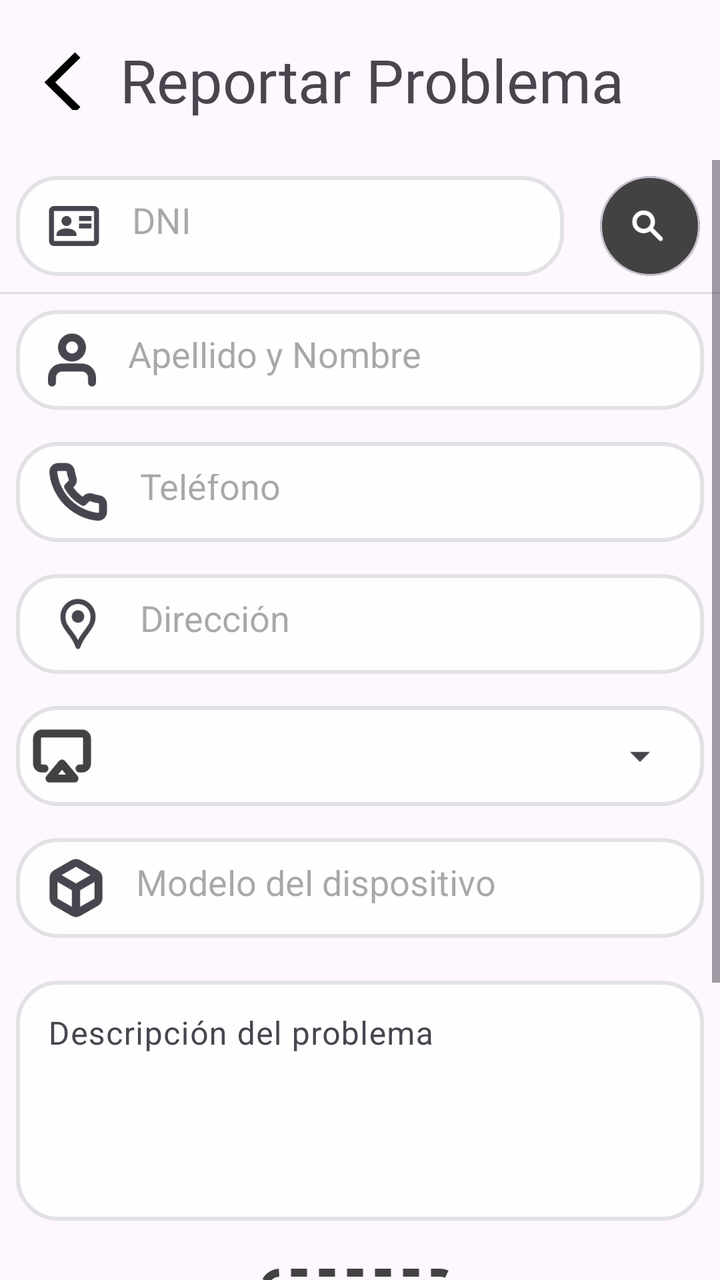
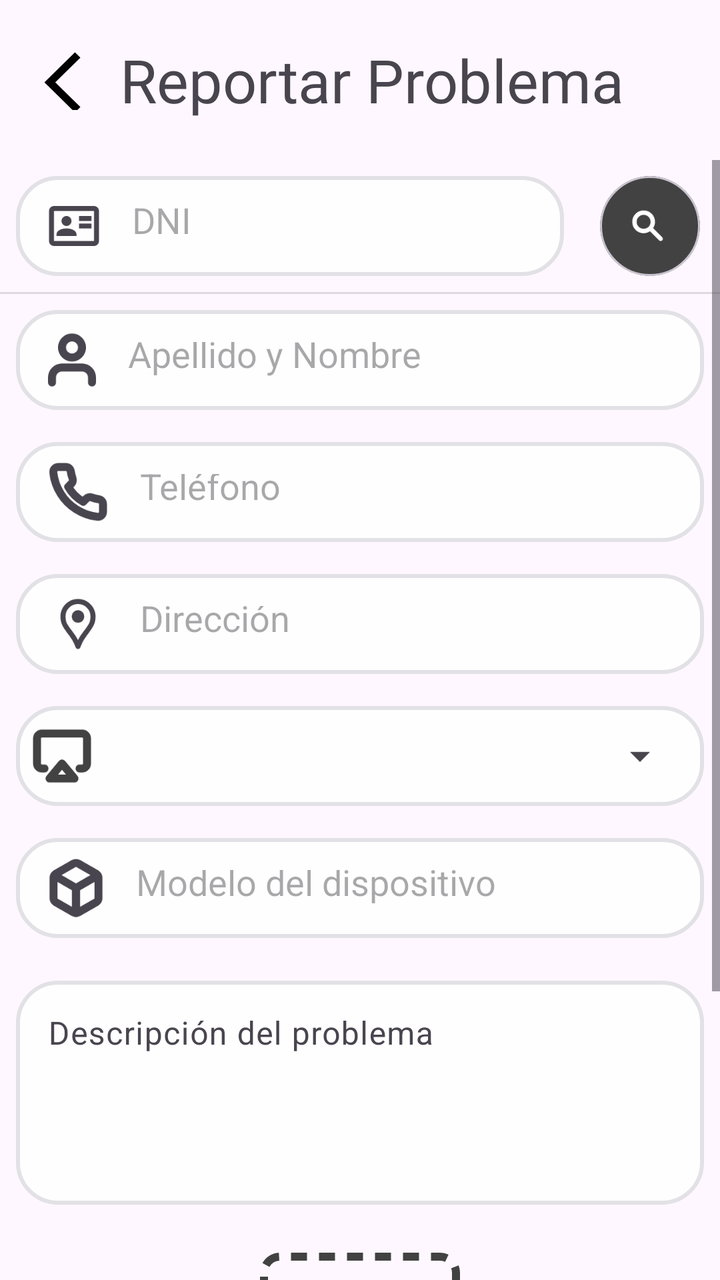

Two renders of the same Android screen: before a commit and after it. Below are the layout's source before the change and the commit's diff.
<!-- AndroidManifest.xml: application theme Theme.ReparApp -->
<!-- res/layout/fragment_ticket.xml -->
<?xml version="1.0" encoding="utf-8"?>
<androidx.constraintlayout.widget.ConstraintLayout xmlns:android="http://schemas.android.com/apk/res/android"
    xmlns:tools="http://schemas.android.com/tools"
    android:layout_width="match_parent"
    android:layout_height="match_parent"
    xmlns:app="http://schemas.android.com/apk/res-auto"
    tools:context=".views.fragments.InventarioFragment">

    <LinearLayout
        android:id="@+id/head"
        android:layout_width="match_parent"
        android:layout_height="80dp"
        android:orientation="horizontal"
        android:gravity="start|center"
        app:layout_constraintTop_toTopOf="parent">

        <ImageView
            android:layout_width="60dp"
            android:layout_height="match_parent"
            android:padding="15dp"
            android:src="@drawable/ic_arrow_back"/>

        <TextView
            android:layout_width="wrap_content"
            android:layout_height="match_parent"
            android:fontFamily="@font/roboto_bold"
            android:gravity="center"
            android:text="Reportar Problema"
            android:textSize="30dp" />

    </LinearLayout>

    <ScrollView
        android:layout_width="match_parent"
        android:layout_height="0dp"
        app:layout_constraintBottom_toBottomOf="parent"
        app:layout_constraintTop_toBottomOf="@+id/head"
        app:layout_constraintVertical_bias="1.0"
        tools:layout_editor_absoluteX="0dp">

        <LinearLayout
            android:layout_width="match_parent"
            android:layout_height="wrap_content"
            android:orientation="vertical">

            <LinearLayout
                android:layout_width="match_parent"
                android:layout_height="wrap_content"
                android:gravity="center"
                android:orientation="horizontal">

                <EditText
                    android:id="@+id/buscar"
                    android:layout_width="0dp"
                    android:layout_height="50dp"
                    android:layout_margin="8dp"
                    android:layout_weight="1"
                    android:background="@drawable/item_text_field"
                    android:drawableStart="@drawable/ic_id"
                    android:drawablePadding="16dp"
                    android:drawableTint="#49454F"
                    android:ems="10"
                    android:hint="DNI"
                    android:inputType="text"
                    android:padding="16dp"
                    app:layout_constraintTop_toBottomOf="@+id/head" />

                <com.google.android.material.card.MaterialCardView
                    android:layout_width="wrap_content"
                    android:layout_height="wrap_content"
                    android:layout_marginHorizontal="10dp"
                    android:backgroundTint="#424242"
                    app:cardCornerRadius="150dp">

                    <Button
                        android:id="@+id/btn_buscar_dni"
                        style="?attr/materialIconButtonStyle"
                        android:layout_width="50dp"
                        android:layout_height="50dp"
                        android:contentDescription="Buscar por dni"
                        app:icon="@drawable/search"
                        app:iconTint="@color/white" />
                </com.google.android.material.card.MaterialCardView>
            </LinearLayout>

            <View
                android:id="@+id/divider"
                android:layout_width="409dp"
                android:layout_height="1dp"
                android:background="?android:attr/listDivider"
                tools:layout_editor_absoluteX="1dp"
                tools:layout_editor_absoluteY="464dp" />

            <EditText
                android:id="@+id/nombres"
                android:layout_width="match_parent"
                android:layout_height="50dp"
                android:layout_margin="8dp"
                android:layout_weight="1"
                android:background="@drawable/item_text_field"
                android:drawableStart="@drawable/client"
                android:drawablePadding="16dp"
                android:drawableTint="#49454F"
                android:ems="10"
                android:hint="Apellido y Nombre"
                android:inputType="text"
                android:padding="16dp"
                app:layout_constraintTop_toBottomOf="@+id/head" />


            <EditText
                android:id="@+id/teTelefono"
                android:layout_width="match_parent"
                android:layout_height="50dp"
                android:layout_margin="8dp"
                android:layout_weight="1"
                android:background="@drawable/item_text_field"
                android:drawableStart="@drawable/phone_call"
                android:drawablePadding="16dp"
                android:drawableTint="#49454F"
                android:ems="10"
                android:hint="Teléfono"
                android:inputType="text"
                android:padding="16dp"
                app:layout_constraintTop_toBottomOf="@+id/head" />

            <EditText
                android:id="@+id/etDireccion"
                android:layout_width="match_parent"
                android:layout_height="50dp"
                android:layout_margin="8dp"
                android:layout_weight="1"
                android:background="@drawable/item_text_field"
                android:drawableStart="@drawable/location_on"
                android:drawablePadding="16dp"
                android:drawableTint="#49454F"
                android:ems="10"
                android:hint="Dirección"
                android:inputType="text"
                android:padding="16dp"
                app:layout_constraintTop_toBottomOf="@+id/head" />

            <LinearLayout
                android:layout_width="match_parent"
                android:layout_height="50dp"
                android:layout_margin="8dp"
                android:background="@drawable/item_text_field"
                android:gravity="start|center"
                android:orientation="horizontal"
                android:padding="8dp">

                <ImageView
                    android:layout_width="30dp"
                    android:layout_height="30dp"
                    android:layout_gravity="center_vertical"
                    android:layout_marginEnd="12dp"
                    android:contentDescription="Icono tipo dispositivo"
                    android:src="@drawable/tipo_dispositivo" />

                <Spinner
                    android:id="@+id/spinnerEspecialidad"
                    android:layout_width="0dp"
                    android:layout_height="wrap_content"
                    android:layout_weight="1"
                    android:prompt="@string/prompt_tipo_dispositivo" />
            </LinearLayout>


            <EditText
                android:id="@+id/modelo"
                android:layout_width="match_parent"
                android:layout_height="50dp"
                android:layout_margin="8dp"
                android:layout_weight="1"
                android:background="@drawable/item_text_field"
                android:drawableStart="@drawable/model"
                android:drawablePadding="16dp"
                android:drawableTint="#49454F"
                android:ems="10"
                android:hint="Modelo del dispositivo"
                android:inputType="text"
                android:padding="16dp"
                app:layout_constraintTop_toBottomOf="@+id/head" />

            <com.google.android.material.textfield.TextInputLayout
                android:id="@+id/layoutDescripcion"
                android:layout_width="match_parent"
                android:layout_height="wrap_content"
                android:layout_margin="8dp"
                android:hint="Descripción del problema">

                <com.google.android.material.textfield.TextInputEditText
                    android:id="@+id/editTextDescripcion"
                    android:layout_width="match_parent"
                    android:layout_height="120dp"
                    android:background="@drawable/item_text_field"
                    android:gravity="top|start"
                    android:inputType="textMultiLine"
                    android:maxLines="6"
                    android:minLines="3" />
            </com.google.android.material.textfield.TextInputLayout>

            <LinearLayout
                android:id="@+id/layoutAdjuntarFoto"
                android:layout_width="match_parent"
                android:layout_height="wrap_content"
                android:layout_marginTop="16dp"
                android:layout_marginBottom="16dp"
                android:gravity="center_horizontal"
                android:orientation="vertical">

                <FrameLayout
                    android:id="@+id/frameAdjuntarFoto"
                    android:layout_width="100dp"
                    android:layout_height="100dp"
                    android:background="@drawable/dashed_border"
                    android:clickable="true"
                    android:focusable="true">

                    <ImageView
                        android:id="@+id/ivAdjuntarFoto"
                        android:layout_width="64dp"
                        android:layout_height="64dp"
                        android:layout_gravity="center"
                        android:contentDescription="Seleccionar imagen"
                        android:src="@drawable/photo" />
                </FrameLayout>

                <TextView
                    android:layout_width="wrap_content"
                    android:layout_height="wrap_content"
                    android:layout_marginTop="8dp"
                    android:text="Tomar o cargar foto"
                    android:textColor="#444444"
                    android:textSize="18sp"
                    android:textStyle="bold" />
            </LinearLayout>

            <com.google.android.material.button.MaterialButton
                android:id="@+id/btn_reportar"
                style="@style/Widget.MaterialComponents.Button"
                android:layout_width="wrap_content"
                android:layout_height="60dp"
                android:layout_gravity="center"
                android:layout_marginHorizontal="10dp"
                android:backgroundTint="#424242"
                android:contentDescription="Generar reporte"
                android:text="Generar Ticket"
                app:icon="@drawable/send"
                app:iconGravity="textStart"
                app:iconPadding="8dp"
                app:iconTint="@color/white" />

        </LinearLayout>
    </ScrollView>


</androidx.constraintlayout.widget.ConstraintLayout>
<!-- resources referenced by this layout -->
<resources>
  <color name="white">#FFFFFFFF</color>
  <!-- drawable client (drawable) -->
  <vector xmlns:android="http://schemas.android.com/apk/res/android"
      android:width="24dp"
      android:height="28dp"
      android:viewportWidth="24"
      android:viewportHeight="28">
    <path
        android:pathData="M22,25.25V22.75C22,21.424 21.473,20.152 20.535,19.215C19.598,18.277 18.326,17.75 17,17.75H7C5.674,17.75 4.402,18.277 3.464,19.215C2.527,20.152 2,21.424 2,22.75V25.25M17,7.75C17,10.511 14.761,12.75 12,12.75C9.239,12.75 7,10.511 7,7.75C7,4.989 9.239,2.75 12,2.75C14.761,2.75 17,4.989 17,7.75Z"
        android:strokeLineJoin="round"
        android:strokeWidth="4"
        android:fillColor="#00000000"
        android:strokeColor="#424242"
        android:strokeLineCap="round"/>
  </vector>
  <!-- drawable dashed_border (drawable) -->
  <?xml version="1.0" encoding="utf-8"?>
  <shape xmlns:android="http://schemas.android.com/apk/res/android" android:shape="rectangle">
      <solid android:color="@android:color/transparent"/>
      <stroke
          android:width="4dp"
          android:color="#424242"
          android:dashWidth="8dp"
          android:dashGap="6dp"/>
      <corners android:radius="8dp"/>
  </shape>
  <!-- drawable ic_arrow_back (drawable) -->
  <vector xmlns:android="http://schemas.android.com/apk/res/android"
      android:width="25dp"
      android:height="25dp"
      android:viewportWidth="25"
      android:viewportHeight="25">
    <group>
      <clip-path
          android:pathData="M0,0h25v25h-25z"/>
      <path
          android:pathData="M18.739,26L6,13.5L18.739,1L21,3.219L10.522,13.5L21,23.781L18.739,26Z"
          android:fillColor="#000000"/>
    </group>
  </vector>
  <!-- drawable item_text_field (drawable) -->
  <?xml version="1.0" encoding="utf-8"?>
  <selector xmlns:android="http://schemas.android.com/apk/res/android">
  
      <item>
          <shape android:shape="rectangle">
              <solid android:color="#FEFEFE"/>
              <corners android:radius="20dp"/>
              <stroke android:width="2dp" android:color="#E2E1E5"/>
          </shape>
      </item>
  </selector>
  <!-- drawable photo (drawable) -->
  <vector xmlns:android="http://schemas.android.com/apk/res/android"
      android:width="30dp"
      android:height="30dp"
      android:viewportWidth="30"
      android:viewportHeight="30">
    <path
        android:pathData="M3.333,30C2.417,30 1.632,29.674 0.979,29.021C0.326,28.368 0,27.583 0,26.667V3.333C0,2.417 0.326,1.632 0.979,0.979C1.632,0.326 2.417,0 3.333,0H26.667C27.583,0 28.368,0.326 29.021,0.979C29.674,1.632 30,2.417 30,3.333V26.667C30,27.583 29.674,28.368 29.021,29.021C28.368,29.674 27.583,30 26.667,30H3.333ZM3.333,26.667H26.667V3.333H3.333V26.667ZM5,23.333H25L18.75,15L13.75,21.667L10,16.667L5,23.333Z"
        android:fillColor="#424242"/>
  </vector>
  <!-- drawable send (drawable) -->
  <vector xmlns:android="http://schemas.android.com/apk/res/android"
      android:width="26dp"
      android:height="26dp"
      android:viewportWidth="26"
      android:viewportHeight="26">
    <path
        android:pathData="M24.25,1.75L11.875,14.125M24.25,1.75L16.375,24.25L11.875,14.125M24.25,1.75L1.75,9.625L11.875,14.125"
        android:strokeLineJoin="round"
        android:strokeWidth="2"
        android:fillColor="#00000000"
        android:strokeColor="#ffffff"
        android:strokeLineCap="round"/>
  </vector>
  <string name="prompt_tipo_dispositivo">Tipo de dispositivo</string>
  <style name="Theme.ReparApp" parent="Base.Theme.ReparApp" />
  <style name="Base.Theme.ReparApp" parent="Theme.Material3.DayNight.NoActionBar">
          
          
      </style>
  <!-- unchanged entries left out for length: 6 -->
</resources>

<!-- the commit's change to res/layout/fragment_ticket.xml (unified diff, before → after) -->
@@ -4,7 +4,7 @@
     android:layout_width="match_parent"
     android:layout_height="match_parent"
     xmlns:app="http://schemas.android.com/apk/res-auto"
-    tools:context=".views.fragments.InventarioFragment">
+    tools:context=".views.ui.fragments.InventarioFragment">
 
     <LinearLayout
         android:id="@+id/head"
@@ -15,6 +15,7 @@
         app:layout_constraintTop_toTopOf="parent">
 
         <ImageView
+            android:id="@+id/img_volver_atras"
             android:layout_width="60dp"
             android:layout_height="match_parent"
             android:padding="15dp"
@@ -50,7 +51,7 @@
                 android:orientation="horizontal">
 
                 <EditText
-                    android:id="@+id/buscar"
+                    android:id="@+id/et_dni"
                     android:layout_width="0dp"
                     android:layout_height="50dp"
                     android:layout_margin="8dp"
@@ -91,8 +92,9 @@
                 tools:layout_editor_absoluteX="1dp"
                 tools:layout_editor_absoluteY="464dp" />
 
-            <EditText
-                android:id="@+id/nombres"
+
+            <EditText
+                android:id="@+id/et_nombres_completos"
                 android:layout_width="match_parent"
                 android:layout_height="50dp"
                 android:layout_margin="8dp"
@@ -107,9 +109,8 @@
                 android:padding="16dp"
                 app:layout_constraintTop_toBottomOf="@+id/head" />
 
-
-            <EditText
-                android:id="@+id/teTelefono"
+            <EditText
+                android:id="@+id/et_telefono"
                 android:layout_width="match_parent"
                 android:layout_height="50dp"
                 android:layout_margin="8dp"
@@ -125,7 +126,7 @@
                 app:layout_constraintTop_toBottomOf="@+id/head" />
 
             <EditText
-                android:id="@+id/etDireccion"
+                android:id="@+id/et_direccion"
                 android:layout_width="match_parent"
                 android:layout_height="50dp"
                 android:layout_margin="8dp"
@@ -158,16 +159,16 @@
                     android:src="@drawable/tipo_dispositivo" />
 
                 <Spinner
-                    android:id="@+id/spinnerEspecialidad"
+                    android:id="@+id/spinner_tipo_dispositivo"
                     android:layout_width="0dp"
-                    android:layout_height="wrap_content"
+                    android:layout_height="match_parent"
                     android:layout_weight="1"
                     android:prompt="@string/prompt_tipo_dispositivo" />
             </LinearLayout>
 
 
             <EditText
-                android:id="@+id/modelo"
+                android:id="@+id/et_modelo_dispositivo"
                 android:layout_width="match_parent"
                 android:layout_height="50dp"
                 android:layout_margin="8dp"
@@ -190,9 +191,9 @@
                 android:hint="Descripción del problema">
 
                 <com.google.android.material.textfield.TextInputEditText
-                    android:id="@+id/editTextDescripcion"
+                    android:id="@+id/et_descripcion_problema"
                     android:layout_width="match_parent"
-                    android:layout_height="120dp"
+                    android:layout_height="112dp"
                     android:background="@drawable/item_text_field"
                     android:gravity="top|start"
                     android:inputType="textMultiLine"
@@ -210,7 +211,7 @@
                 android:orientation="vertical">
 
                 <FrameLayout
-                    android:id="@+id/frameAdjuntarFoto"
+                    android:id="@+id/frame_adjuntar_foto"
                     android:layout_width="100dp"
                     android:layout_height="100dp"
                     android:background="@drawable/dashed_border"
@@ -218,7 +219,7 @@
                     android:focusable="true">
 
                     <ImageView
-                        android:id="@+id/ivAdjuntarFoto"
+                        android:id="@+id/img_preview_foto"
                         android:layout_width="64dp"
                         android:layout_height="64dp"
                         android:layout_gravity="center"
@@ -237,7 +238,7 @@
             </LinearLayout>
 
             <com.google.android.material.button.MaterialButton
-                android:id="@+id/btn_reportar"
+                android:id="@+id/btn_generar_ticket"
                 style="@style/Widget.MaterialComponents.Button"
                 android:layout_width="wrap_content"
                 android:layout_height="60dp"
